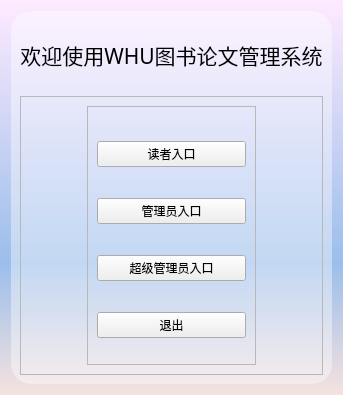
Qt form resource/ui/MainWin.ui (betacat-ha/library-management-system-pyqt) before a commit.
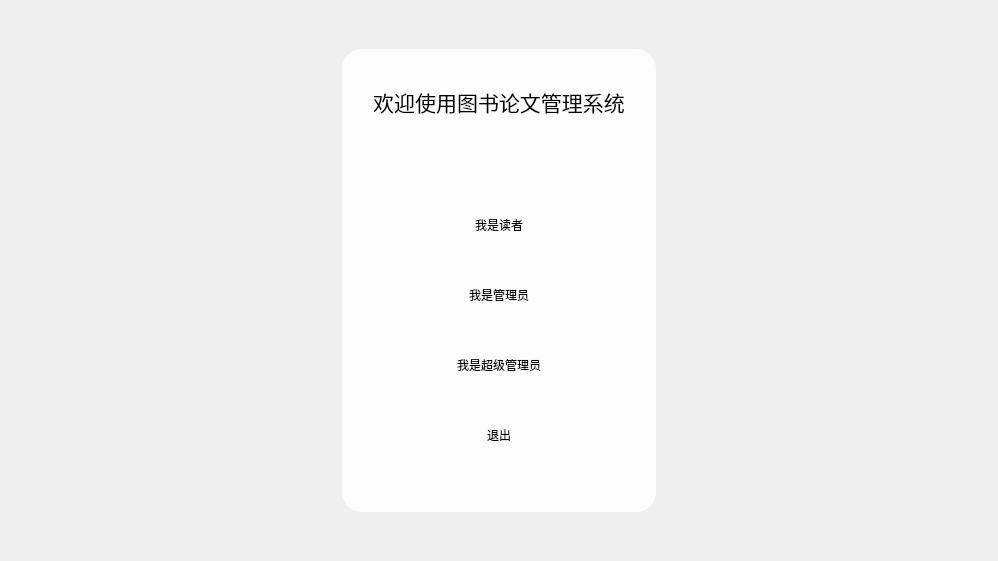
The same form after that commit. Icons and pictures are not drawn. Custom widgets are drawn as their Qt base class.

The edit to the form file:
```diff
--- a/resource/ui/MainWin.ui
+++ b/resource/ui/MainWin.ui
@@ -6,8 +6,8 @@
    <rect>
     <x>0</x>
     <y>0</y>
-    <width>342</width>
-    <height>395</height>
+    <width>998</width>
+    <height>561</height>
    </rect>
   </property>
   <property name="sizePolicy">
@@ -16,21 +16,96 @@
     <verstretch>0</verstretch>
    </sizepolicy>
   </property>
+  <property name="maximumSize">
+   <size>
+    <width>998</width>
+    <height>561</height>
+   </size>
+  </property>
   <property name="windowTitle">
    <string>Form</string>
   </property>
   <property name="styleSheet">
-   <string notr="true">QWidget#Form{
-background:qlineargradient(spread:pad, x1:0, y1:0, x2:0, y2:1, stop:0 rgba(254, 234, 255, 255), stop:0.664773 rgba(155, 190, 235, 255), stop:1 rgba(245, 226, 223, 255));}
-</string>
+   <string notr="true"/>
   </property>
   <layout class="QHBoxLayout" name="horizontalLayout_7">
+   <property name="spacing">
+    <number>0</number>
+   </property>
+   <property name="leftMargin">
+    <number>0</number>
+   </property>
+   <property name="topMargin">
+    <number>0</number>
+   </property>
+   <property name="rightMargin">
+    <number>0</number>
+   </property>
+   <property name="bottomMargin">
+    <number>0</number>
+   </property>
+   <item>
+    <widget class="QFrame" name="frame_4">
+     <property name="styleSheet">
+      <string notr="true">QWidget#frame_4{background-image: url(:/images/library-1.png);}</string>
+     </property>
+     <property name="frameShape">
+      <enum>QFrame::NoFrame</enum>
+     </property>
+     <property name="frameShadow">
+      <enum>QFrame::Plain</enum>
+     </property>
+     <layout class="QHBoxLayout" name="horizontalLayout_2">
+      <property name="leftMargin">
+       <number>0</number>
+      </property>
+      <property name="topMargin">
+       <number>0</number>
+      </property>
+      <property name="rightMargin">
+       <number>0</number>
+      </property>
+      <property name="bottomMargin">
+       <number>0</number>
+      </property>
+      <item>
+       <spacer name="horizontalSpacer_3">
+        <property name="orientation">
+         <enum>Qt::Horizontal</enum>
+        </property>
+        <property name="sizeHint" stdset="0">
+         <size>
+          <width>40</width>
+          <height>20</height>
+         </size>
+        </property>
+       </spacer>
+      </item>
+      <item>
+       <widget class="QFrame" name="verticalFrame">
+        <layout class="QVBoxLayout" name="verticalLayout_4">
+         <item>
+          <spacer name="verticalSpacer_2">
+           <property name="orientation">
+            <enum>Qt::Vertical</enum>
+           </property>
+           <property name="sizeType">
+            <enum>QSizePolicy::Fixed</enum>
+           </property>
+           <property name="sizeHint" stdset="0">
+            <size>
+             <width>20</width>
+             <height>40</height>
+            </size>
+           </property>
+          </spacer>
+         </item>
    <item>
     <widget class="QFrame" name="frame">
      <property name="styleSheet">
       <string notr="true">QFrame#frame{
 border-radius:20px;
-background:rgba(255,255,255,100)}</string>
+background:rgba(255,255,255,200)}</string>
      </property>
      <property name="frameShape">
       <enum>QFrame::StyledPanel</enum>
@@ -48,7 +123,7 @@
          </font>
         </property>
         <property name="text">
-         <string>欢迎使用WHU图书论文管理系统</string>
+               <string>欢迎使用图书论文管理系统</string>
         </property>
         <property name="alignment">
          <set>Qt::AlignCenter</set>
@@ -57,6 +132,9 @@
       </item>
       <item>
        <widget class="QFrame" name="frame_2">
+              <property name="styleSheet">
+               <string notr="true">border: 0px</string>
+              </property>
         <property name="frameShape">
          <enum>QFrame::StyledPanel</enum>
         </property>
@@ -98,7 +176,7 @@
                </font>
               </property>
               <property name="text">
-               <string>读者入口</string>
+                     <string>我是读者</string>
               </property>
              </widget>
             </item>
@@ -111,7 +189,7 @@
                </font>
               </property>
               <property name="text">
-               <string>管理员入口</string>
+                     <string>我是管理员</string>
               </property>
              </widget>
             </item>
@@ -124,7 +202,7 @@
                </font>
               </property>
               <property name="text">
-               <string>超级管理员入口</string>
+                     <string>我是超级管理员</string>
               </property>
              </widget>
             </item>
@@ -163,6 +241,41 @@
      </layout>
     </widget>
    </item>
+         <item>
+          <spacer name="verticalSpacer">
+           <property name="orientation">
+            <enum>Qt::Vertical</enum>
+           </property>
+           <property name="sizeType">
+            <enum>QSizePolicy::Fixed</enum>
+           </property>
+           <property name="sizeHint" stdset="0">
+            <size>
+             <width>20</width>
+             <height>40</height>
+            </size>
+           </property>
+          </spacer>
+         </item>
+        </layout>
+       </widget>
+      </item>
+      <item>
+       <spacer name="horizontalSpacer_4">
+        <property name="orientation">
+         <enum>Qt::Horizontal</enum>
+        </property>
+        <property name="sizeHint" stdset="0">
+         <size>
+          <width>40</width>
+          <height>20</height>
+         </size>
+        </property>
+       </spacer>
+      </item>
+     </layout>
+    </widget>
+   </item>
   </layout>
  </widget>
  <customwidgets>
```
Left out of the diff: 16 changed lines with no effect on the pictures. Lines whose indentation alone changed are shown as unchanged.
